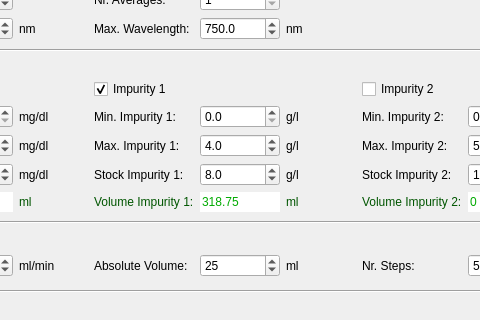
The window that pol_configureMeasurement.ui (CesarCarvajal/Oxymetry-Backup-2018) describes before a commit, drawn with Qt 5; both pictures show x 279 to 759 and y 112 to 432 of the 922 by 700 pixel window.
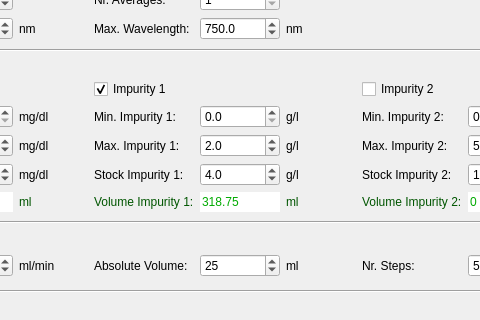
The same window after the commit. Icons and pictures are not drawn.

```diff
--- a/pol_configureMeasurement.ui
+++ b/pol_configureMeasurement.ui
@@ -1206,7 +1206,7 @@
                    <double>0.100000000000000</double>
                   </property>
                   <property name="value">
-                   <double>8.000000000000000</double>
+                   <double>4.000000000000000</double>
                   </property>
                  </widget>
                 </item>
@@ -1447,7 +1447,7 @@
                    <double>0.100000000000000</double>
                   </property>
                   <property name="value">
-                   <double>4.000000000000000</double>
+                   <double>2.000000000000000</double>
                   </property>
                  </widget>
                 </item>
```
Left out of the diff: 4 changed lines with no effect on the pictures.
